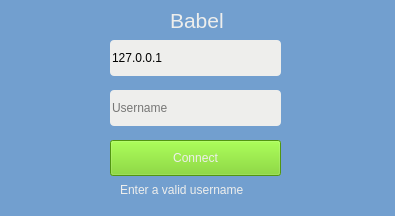
Qt form client/gui/loginscreen.ui (INanaay/CPP_babel_2018) before a commit.
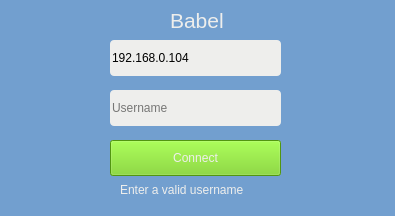
The same form after that commit.

Commit message: Both ways should be working

Diff of the .ui file:
```diff
--- a/client/gui/loginscreen.ui
+++ b/client/gui/loginscreen.ui
@@ -92,7 +92,7 @@
     border-radius: 4px;</string>
    </property>
    <property name="text">
-    <string>127.0.0.1</string>
+    <string>192.168.0.104</string>
    </property>
    <property name="placeholderText">
     <string>Username</string>
```
The commit also changes 1 other file.
